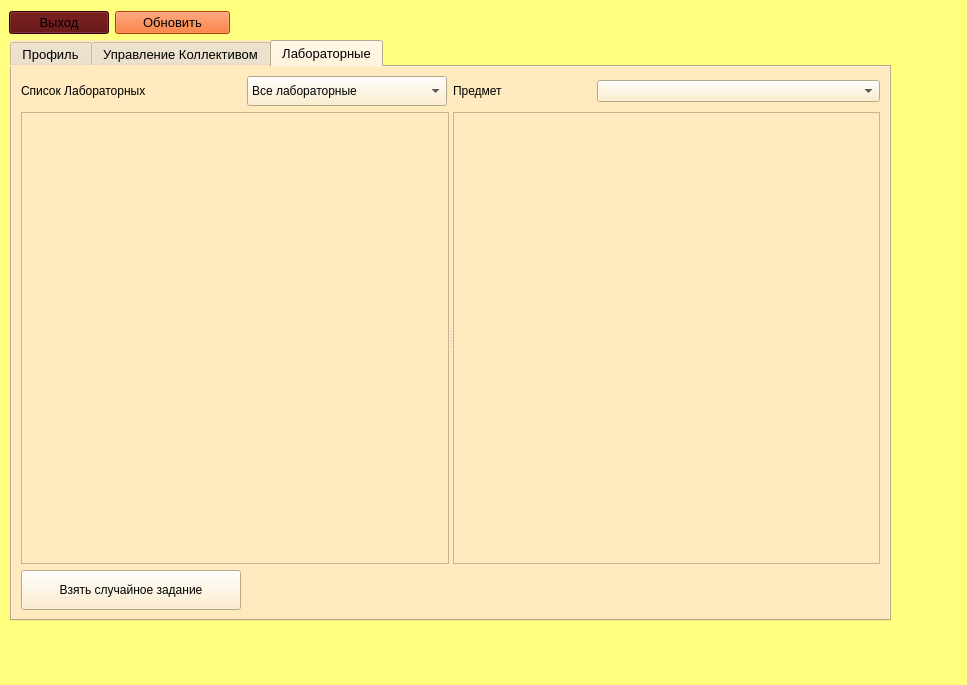
This is studentdialog.ui in Knigan/DB3 as Qt 5 draws it before an edit. The edited form follows.
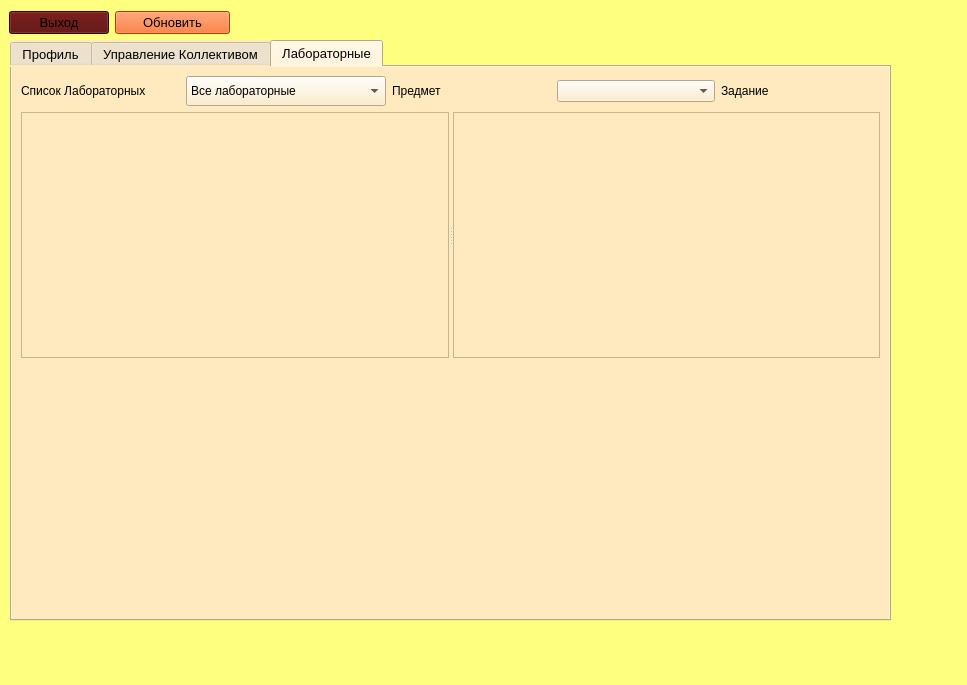
This is the edited form.

Diff of the .ui file:
```diff
--- a/studentdialog.ui
+++ b/studentdialog.ui
@@ -447,25 +447,6 @@
        </widget>
       </widget>
      </item>
-     <item row="2" column="0">
-      <widget class="QPushButton" name="takeRandomTaskButton">
-       <property name="minimumSize">
-        <size>
-         <width>220</width>
-         <height>40</height>
-        </size>
-       </property>
-       <property name="maximumSize">
-        <size>
-         <width>240</width>
-         <height>40</height>
-        </size>
-       </property>
-       <property name="text">
-        <string>Взять случайное задание</string>
-       </property>
-      </widget>
-     </item>
      <item row="0" column="0">
       <widget class="QLabel" name="label_12">
        <property name="minimumSize">
@@ -518,9 +499,23 @@
        </property>
       </widget>
      </item>
-     <item row="0" column="3" colspan="2">
+     <item row="0" column="3">
       <widget class="QComboBox" name="ObjectsComboBox"/>
      </item>
+     <item row="0" column="4">
+      <widget class="QLabel" name="label_5">
+       <property name="text">
+        <string>Задание</string>
+       </property>
+      </widget>
+     </item>
+     <item row="2" column="0" colspan="5">
+      <widget class="QLabel" name="ErrorLabel">
+       <property name="text">
+        <string/>
+       </property>
+      </widget>
+     </item>
     </layout>
    </widget>
   </widget>
```
